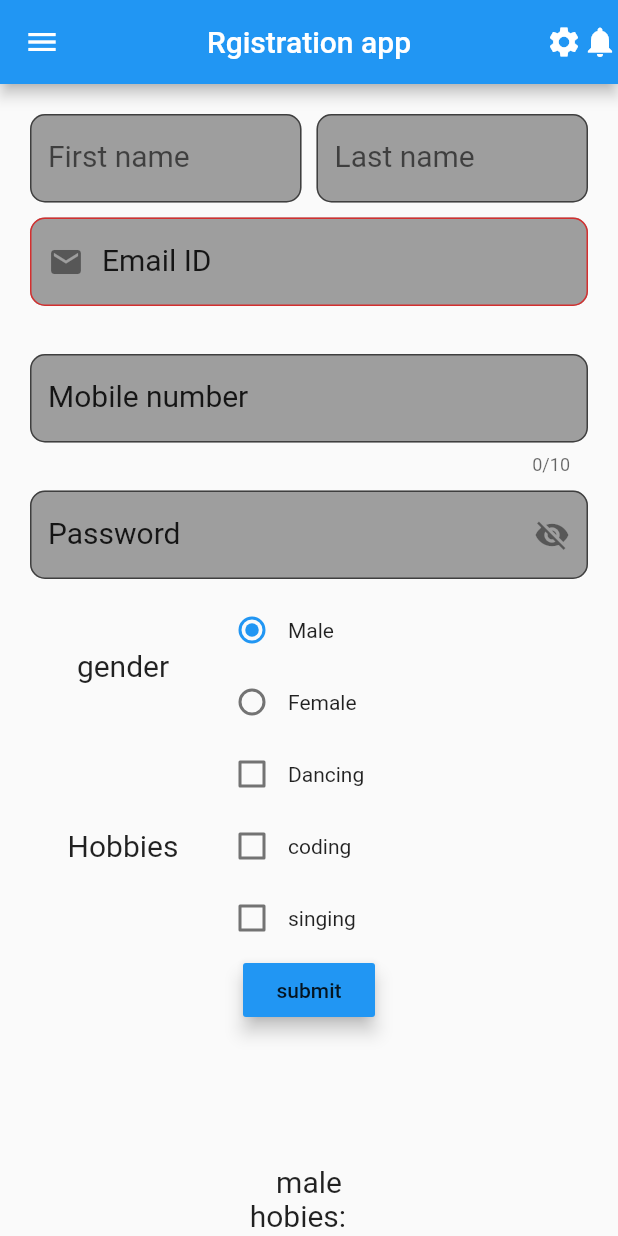
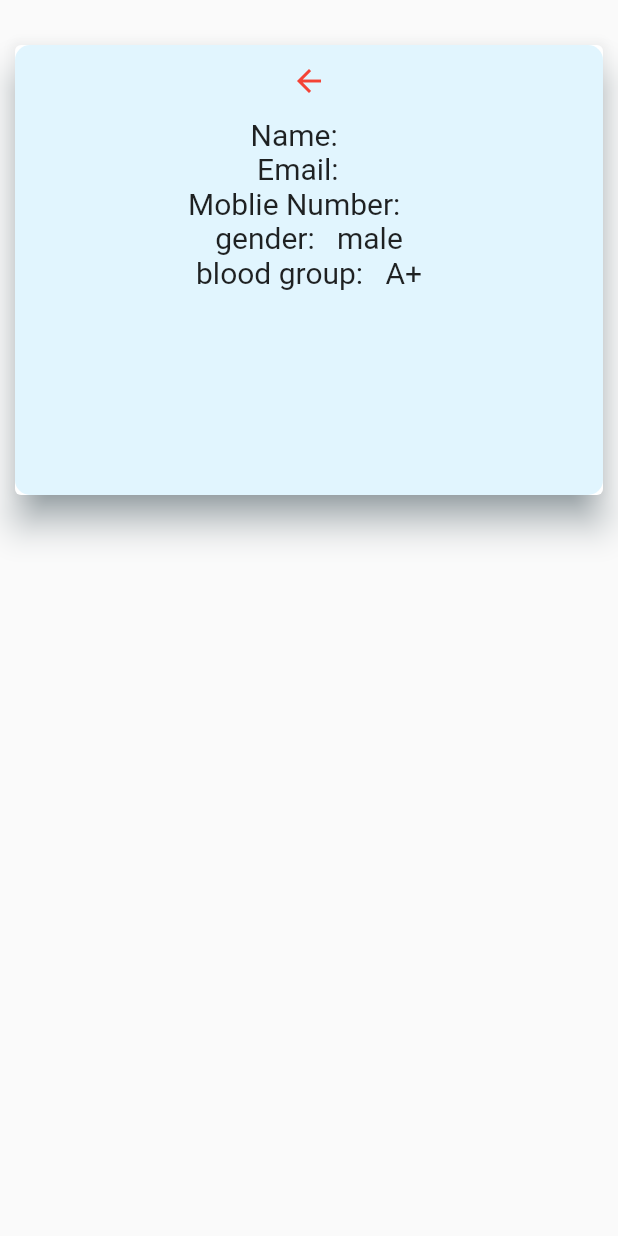
Before and after one commit to sonalshendre/firstFlutterAssigmentProject, a Flutter app: the RegisterationDemo screen opened directly, after a tap on "submit", on a phone screen of 412 x 824 dp. Run offline on Flutter 3.47's test engine with Material 2 defaults, Android fonts, the phone set to English and light mode, and no system bars; network calls fail.

Commit message:
second commit

```diff
--- a/lib/RegisterationFromDemo.dart
+++ b/lib/RegisterationFromDemo.dart
@@ -1,5 +1,8 @@
+import 'dart:io';
+
 import 'package:flutter/cupertino.dart';
 import 'package:flutter/material.dart';
+import 'package:untitled/userInfo.dart';
 
 class RegisterationDemo extends StatefulWidget {
   const RegisterationDemo({Key? key}) : super(key: key);
@@ -22,26 +25,24 @@ class RegisterationDemoState extends State<RegisterationDemo> {
   String gender = 'male';
   bool dancing = false;
   bool coding = false;
-  bool singing= false;
-
+  bool singing = false;
 
   TextEditingController emailCotroller = TextEditingController();
   TextEditingController fNameCotroller = TextEditingController();
   TextEditingController lNameCotroller = TextEditingController();
   TextEditingController mobileNumCotroller = TextEditingController();
-
+  String dropdownValue = 'A+';
 
   @override
   Widget build(BuildContext context) {
-
     return SafeArea(
       child: Scaffold(
-        drawer: Drawer(
-        ),
+        drawer: Drawer(),
         appBar: AppBar(
           centerTitle: true,
           title: const Text('Rgistration app'),
-          actions: const [Icon(Icons.settings),
+          actions: const [
+            Icon(Icons.settings),
             Icon(Icons.notifications),
           ],
         ),
@@ -52,6 +53,12 @@ class RegisterationDemoState extends State<RegisterationDemo> {
               child: Column(
                 crossAxisAlignment: CrossAxisAlignment.center,
                 children: [
+                  Container(
+                    height: 100,
+                    width: 150,
+                    child: Image.network('https://img.freepik.com/free-vector/'
+                        'color-wing-transparent-set_1284-8933.jpg?size=626&ext=jpg'),
+                  ),
                   const SizedBox(
                     height: 20,
                   ),
@@ -201,6 +208,37 @@ class RegisterationDemoState extends State<RegisterationDemo> {
                     height: 10,
                   ),
                   Row(
+                    mainAxisAlignment: MainAxisAlignment.spaceAround,
+                    crossAxisAlignment: CrossAxisAlignment.center,
+                    children: [
+                      Text('select Blood group', style: style_text(foSize: 20)),
+                      DropdownButton<String>(
+                        elevation: 3,
+                        focusColor: Colors.grey,
+                        iconEnabledColor: Colors.blueGrey,
+                        value: dropdownValue,
+                        icon: const Icon(Icons.arrow_downward),
+                        onChanged: (String? newValue) {
+                          setState(() {
+                            dropdownValue = newValue!;
+                          });
+                        },
+                        items: <String>['A+', 'AB+', 'O+', 'B+', 'B-', 'AB-']
+                            .map<DropdownMenuItem<String>>((String value) {
+                          return DropdownMenuItem<String>(
+                            value: value,
+                            child: Text(
+                              value,
+                              style: TextStyle(
+                                fontSize: 20,
+                              ),
+                            ),
+                          );
+                        }).toList(),
+                      ),
+                    ],
+                  ),
+                  Row(
                     children: [
                       const Expanded(
                         flex: 1,
@@ -308,17 +346,41 @@ class RegisterationDemoState extends State<RegisterationDemo> {
                   ),
                   MaterialButton(
                     onPressed: () {
-                      setState(() {
+                      if (Platform.isAndroid) {
+                        Navigator.push(
+                          context,
+                          MaterialPageRoute(
+                            builder: (context) => UserInfo(
+                                email: emailCotroller.text,
+                                first_name: fNameCotroller.text,
+                                last_name: lNameCotroller.text,
+                                genderSelect: gender,
+                                mobile_number: mobileNumCotroller.text,
+                                dv: dropdownValue),
+                          ),
+                        );
+                      } else {
+                        Navigator.of(context).push(
+                          CupertinoPageRoute(
+                            builder: (context) => UserInfo(),
+                          ),
+                        );
+                      }
+                      /* setState(() {
                         email = emailCotroller.text;
                         fname = fNameCotroller.text;
                         lname = lNameCotroller.text;
                         mobileNum = mobileNumCotroller.text;
-                      });
+                      });*/
                     },
                     child: const Text('submit'),
                     color: Colors.blue,
                     elevation: 5,
                   ),
+                  Container(
+                    color: Colors.lightBlueAccent,
+                    child: Column(
+                      children: [
                         Text(
                           fname,
                           style: style_text(),
@@ -335,25 +397,39 @@ class RegisterationDemoState extends State<RegisterationDemo> {
                           mobileNum,
                           style: style_text(),
                         ),
-                  Text(gender,style: style_text()),
+                        Row(
+                          crossAxisAlignment: CrossAxisAlignment.center,
+                          mainAxisAlignment: MainAxisAlignment.center,
+                          children: [
+                            Text(
+                              'blood group:    ',
+                              style: style_text(),
+                            ),
+                            Text(
+                              dropdownValue,
+                              style: style_text(),
+                            ),
+                          ],
+                        ),
+                        Text(gender, style: style_text()),
                         Center(
                           child: Row(
                             crossAxisAlignment: CrossAxisAlignment.center,
                             mainAxisAlignment: MainAxisAlignment.center,
                             children: [
-                        Text('hobies:   ',style: style_text(),),
-                        Text(dancing==true?'dancing ':''),
-                        Text(singing==true?'singing ':''),
-                        Text(coding==true?'coding' :''),
+                              Text(
+                                'hobies:   ',
+                                style: style_text(),
+                              ),
+                              Text(dancing == true ? 'dancing ' : ''),
+                              Text(singing == true ? 'singing ' : ''),
+                              Text(coding == true ? 'coding' : ''),
                             ],
                           ),
                         ),
-
-
-
-
-
-
+                      ],
+                    ),
+                  ),
                 ],
               ),
             ),
@@ -364,7 +440,8 @@ class RegisterationDemoState extends State<RegisterationDemo> {
   }
 }
 
-TextStyle style_text({double foSize = 20, Color foColor = Colors.black87}) {
+TextStyle style_text({double foSize = 20,
+  Color foColor = Colors.black87}) {
   return TextStyle(
     fontSize: foSize,
     color: foColor,
--- a/lib/main.dart
+++ b/lib/main.dart
@@ -1,9 +1,11 @@
+import 'package:flutter/cupertino.dart';
 import 'package:flutter/material.dart';
 
 import 'RegisterationFromDemo.dart';
 import 'StfullDemo.dart';
 import 'containerAssignment.dart';
 import 'containerDemo.dart';
+import 'dateAndTimePicker.dart';
 
 main() {
   runApp(const MaterialApp(
@@ -11,7 +13,8 @@ main() {
    // home: ContainerDemo(),
    // home:  SecondAssignment(),
    // home: StfullDemo(),
-    home: RegisterationDemo(),
+     // home: RegisterationDemo(),
+      home:DateNTimePickerDemo(),
   ));
 }
 
--- a/lib/userInfo.dart
+++ b/lib/userInfo.dart
@@ -0,0 +1,74 @@
+import 'package:flutter/material.dart';
+
+class UserInfo extends StatelessWidget {
+
+
+  UserInfo(
+      {Key? key,
+      this.email = '',
+      this.first_name = '',
+      this.last_name = '',
+      this.mobile_number = '',
+      this.genderSelect='', this. dv='',})
+      : super(key: key);
+  String first_name = '';
+  String last_name = '';
+  String mobile_number = '';
+  String email = '';
+  String genderSelect='';
+  String dv='';
+
+  @override
+  Widget build(BuildContext context) {
+    return SafeArea(
+      child: Scaffold(
+        body: Card(
+          shadowColor: Colors.blueGrey,
+          elevation: 10,
+          margin: EdgeInsets.symmetric(vertical: 30,horizontal: 10),
+          borderOnForeground: true,
+          child: Container(
+
+            height: 300,
+           width: double.infinity,
+           decoration: const BoxDecoration(
+             color: Color(0xFFE1F5FE),
+             borderRadius: BorderRadiusDirectional.all(Radius.circular(10)),
+
+           ),
+            child: Column(
+              crossAxisAlignment: CrossAxisAlignment.center,
+              children: [
+                BackButton(
+                  color: Colors.red,
+                  onPressed: () {
+                    Navigator.pop(context);
+                  },
+                ),
+               styleText(lable: 'Name:   $first_name $last_name'),
+                Center(child: styleText(lable: 'Email:   $email')),
+                styleText(lable: 'Moblie Number:   $mobile_number '),
+                styleText(lable: 'gender:   $genderSelect'),
+              styleText(lable: 'blood group:   $dv'),
+
+
+              ],
+            ),
+          ),
+        ),
+      ),
+    );
+  }
+}
+
+Widget styleText({double fonSize=20, Color foColor=Colors.black87,String lable=''}){
+  return Text(
+    lable,
+    style: TextStyle(
+      fontSize:fonSize,
+      color: foColor,
+
+    ),
+
+  );
+}
```
Also changed, not shown: lib/dateAndTimePicker.dart (+68 -0 lines). Lines whose indentation alone changed are shown as unchanged.
